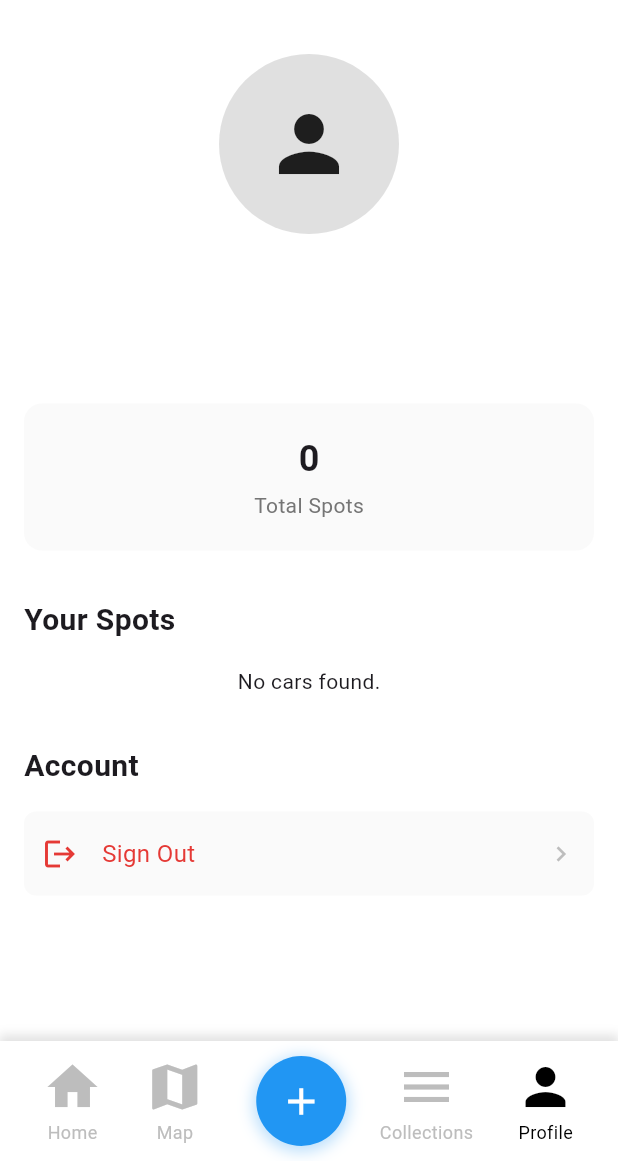
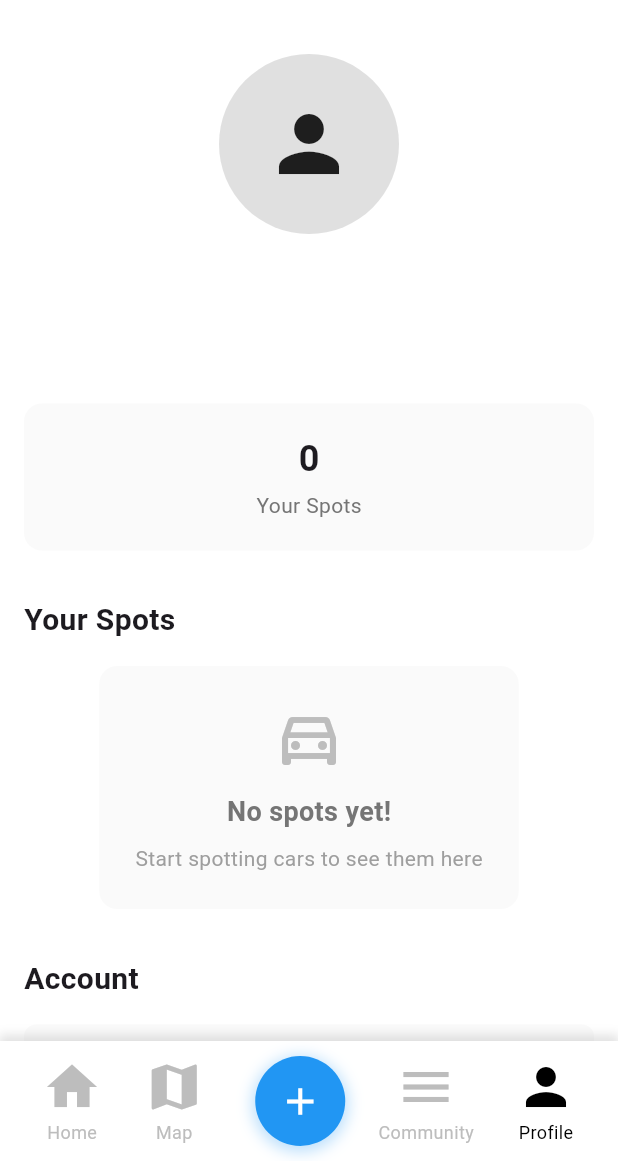
Before and after one commit to mohnish-sharma/spotto, a Flutter app: the ProfileScreen screen opened directly, on a phone screen of 412 x 824 dp, the part 75-1236 px from its top. Run offline on Flutter 3.47's test engine with Material 3 defaults, Android fonts, the phone set to English and light mode, and no system bars; our stand-ins replace cloud_firestore, firebase_auth, firebase_storage, image_picker; accounts and stored records are empty.

Commit message:
make "your spots" correctly display your spots

```diff
--- a/spotto/lib/navbar_widget.dart
+++ b/spotto/lib/navbar_widget.dart
@@ -60,7 +60,7 @@ class CustomBottomNavBar extends StatelessWidget {
               ),
             ),
           ),
-          _buildNavItem(Icons.menu, 'Collections', 2, context),
+          _buildNavItem(Icons.menu, 'Community', 2, context),
           _buildNavItem(Icons.person, 'Profile', 3, context),
         ],
       ),
@@ -115,7 +115,7 @@ class CustomBottomNavBar extends StatelessWidget {
         break;
       case 'Map':
         break;
-      case 'Collections':
+      case 'Community':
         if (currentIndex != 2) {
           Navigator.pushReplacement(
             context,
--- a/spotto/lib/screens/profile_screen.dart
+++ b/spotto/lib/screens/profile_screen.dart
@@ -31,18 +31,37 @@ class _ProfileScreenState extends State<ProfileScreen> {
   @override
   void initState() {
     super.initState();
-    _fetchTotalSpots();
+    _fetchUserSpots();
   }
 
-  Future<void> _fetchTotalSpots() async {
+  Future<void> _fetchUserSpots() async {
+    if (currentUser == null) return;
+
     try {
-      final snapshot = await FirebaseFirestore.instance.collection('cars').get();
+      final snapshot = await FirebaseFirestore.instance
+          .collection('cars')
+          .where('userEmail', isEqualTo: currentUser!.email)
+          .get();
+
       setState(() {
         _totalSpots = snapshot.docs.length;
         _recentCarDocs = snapshot.docs;
       });
     } catch (e) {
-      print('Error fetching data: $e');
+      print('Error fetching user spots: $e');
+      try {
+        final snapshot = await FirebaseFirestore.instance
+            .collection('cars')
+            .where('userId', isEqualTo: currentUser!.uid)
+            .get();
+
+        setState(() {
+          _totalSpots = snapshot.docs.length;
+          _recentCarDocs = snapshot.docs;
+        });
+      } catch (e2) {
+        print('Error fetching user spots by userId: $e2');
+      }
     }
   }
 
@@ -457,7 +476,7 @@ class _ProfileScreenState extends State<ProfileScreen> {
                         child: Row(
                           mainAxisAlignment: MainAxisAlignment.spaceEvenly,
                           children: [
-                            _buildStatItem('$_totalSpots', 'Total Spots'),
+                            _buildStatItem('$_totalSpots', 'Your Spots'),
                           ],
                         ),
                       ),
@@ -465,7 +484,39 @@ class _ProfileScreenState extends State<ProfileScreen> {
                       _buildSectionHeader('Your Spots'),
                       const SizedBox(height: 16),
                       if (_recentCarDocs.isEmpty)
-                        const Text('No cars found.')
+                        Container(
+                          padding: const EdgeInsets.all(24),
+                          decoration: BoxDecoration(
+                            color: Colors.grey[50],
+                            borderRadius: BorderRadius.circular(12),
+                          ),
+                          child: Column(
+                            children: [
+                              Icon(
+                                Icons.directions_car_outlined,
+                                size: 48,
+                                color: Colors.grey[400],
+                              ),
+                              const SizedBox(height: 12),
+                              Text(
+                                'No spots yet!',
+                                style: TextStyle(
+                                  fontSize: 18,
+                                  fontWeight: FontWeight.w600,
+                                  color: Colors.grey[600],
+                                ),
+                              ),
+                              const SizedBox(height: 8),
+                              Text(
+                                'Start spotting cars to see them here',
+                                style: TextStyle(
+                                  fontSize: 14,
+                                  color: Colors.grey[500],
+                                ),
+                              ),
+                            ],
+                          ),
+                        )
                       else
                         Column(
                           children: _recentCarDocs.reversed.take(5).map((carDoc) {
```
Also changed, not shown: spotto/lib/screens/collections_screen.dart (+1 -24 lines).
